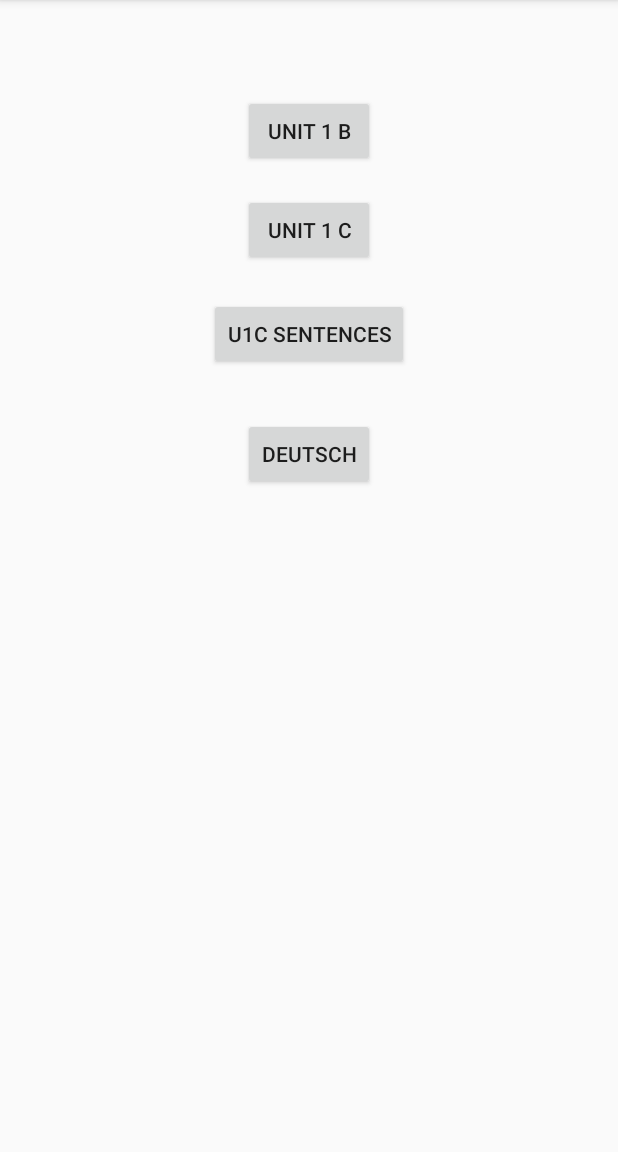
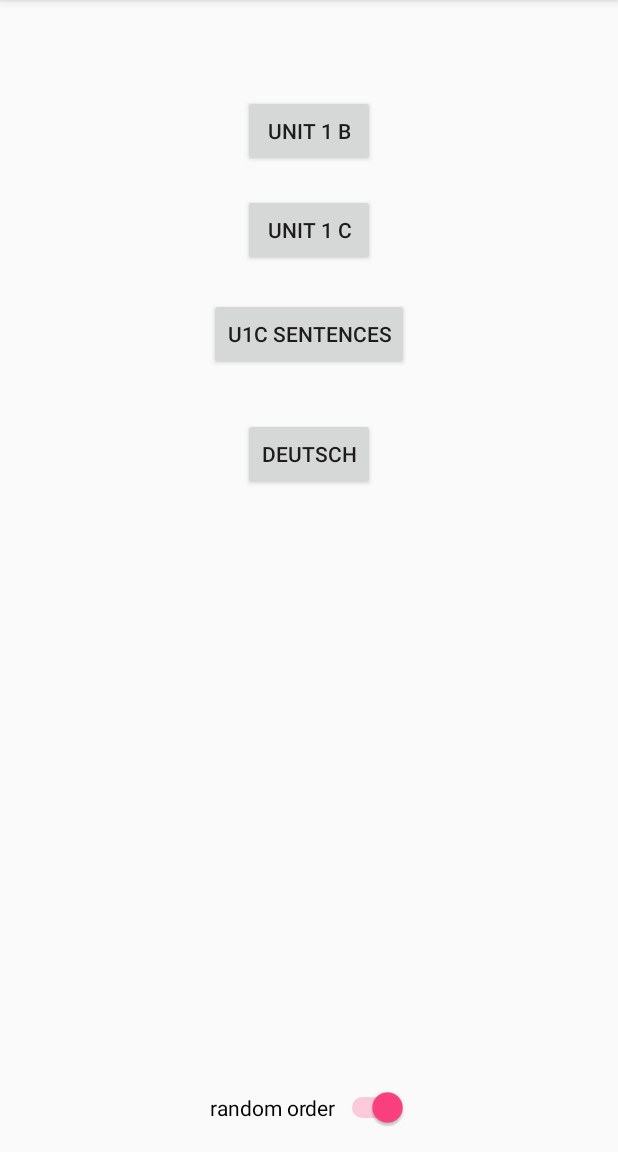
Before and after one commit to dneumann/vocabulary, an Android app: the screen it shows after launch (MainActivity), on a phone screen of 412 x 824 dp, the part 84-1236 px from its top. Run offline under Robolectric (Android 15) with nearby library versions, the phone set to English and light mode, and no system bars.

Commit message:
Add switch for randomization

```diff
--- a/app/src/main/java/dn/vocabulary/ExamActivity.java
+++ b/app/src/main/java/dn/vocabulary/ExamActivity.java
@@ -21,7 +21,8 @@ public class ExamActivity extends AppCompatActivity {
         setContentView(R.layout.activity_exam);
         Bundle extras = getIntent().getExtras();
         String examNumber = extras.getString("examNumber");
-        stateChanger.generateNewExam(examNumber);
+        boolean randomize = extras.getBoolean("randomize");
+        stateChanger.generateNewExam(examNumber, randomize);
 
         List<State> newStates = stateChanger.getNextVocabulary();
         viewChanger.applyNewStates(newStates, this);
--- a/app/src/main/java/dn/vocabulary/MainActivity.java
+++ b/app/src/main/java/dn/vocabulary/MainActivity.java
@@ -4,6 +4,7 @@ import android.content.Intent;
 import android.support.v7.app.AppCompatActivity;
 import android.os.Bundle;
 import android.view.View;
+import android.widget.Switch;
 
 public class MainActivity extends AppCompatActivity {
 
@@ -30,8 +31,11 @@ public class MainActivity extends AppCompatActivity {
     }
 
     private void startExam(String number) {
+        Switch randomSwitch = findViewById(R.id.switch_random);
+        boolean randomize = randomSwitch.isChecked();
         Intent startsExam = new Intent(this, ExamActivity.class);
         startsExam.putExtra("examNumber", number);
+        startsExam.putExtra("randomize", randomize);
         startActivity(startsExam);
     }
 
--- a/app/src/main/java/dn/vocabulary/StateChanger.java
+++ b/app/src/main/java/dn/vocabulary/StateChanger.java
@@ -18,8 +18,8 @@ public class StateChanger {
     private Vocab currentVocab;
     private int index = 0;
 
-    public void generateNewExam(String examNumber) {
-        vocabs = examGenerator.getExam(examNumber);
+    public void generateNewExam(String examNumber, boolean randomize) {
+        vocabs = examGenerator.getExam(examNumber, randomize);
         iter = vocabs.iterator();
     }
 
--- a/app/src/main/res/layout/activity_main.xml
+++ b/app/src/main/res/layout/activity_main.xml
@@ -49,4 +49,16 @@
         app:layout_constraintEnd_toEndOf="parent"
         app:layout_constraintStart_toStartOf="parent"
         app:layout_constraintTop_toBottomOf="@+id/button2" />
+
+    <Switch
+        android:id="@+id/switch_random"
+        android:layout_width="wrap_content"
+        android:layout_height="wrap_content"
+        android:layout_marginBottom="16dp"
+        android:checked="true"
+        android:text="random order"
+        app:layout_constraintBottom_toBottomOf="parent"
+        app:layout_constraintEnd_toEndOf="parent"
+        app:layout_constraintStart_toStartOf="parent"
+        tools:checked="true" />
 </android.support.constraint.ConstraintLayout>
```
Also changed, not shown: app/src/main/java/dn/vocabulary/ExamGenerator.java (+12 -10 lines).
